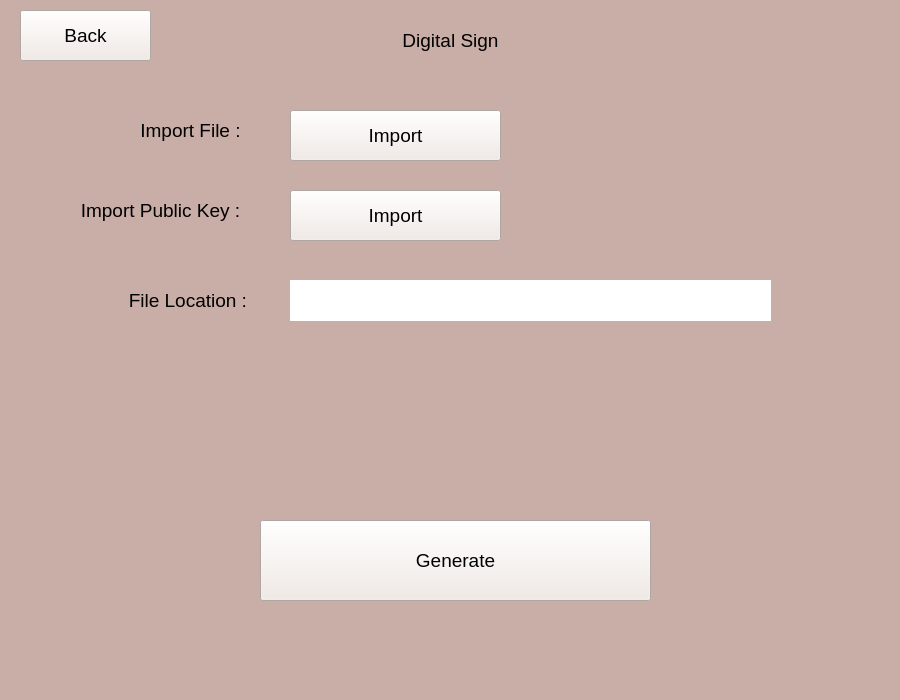
Before: the Qt Designer form ui/digital_sign.ui in bagasjiwanta/digital-signature-desktop-app, drawn with Qt 5.
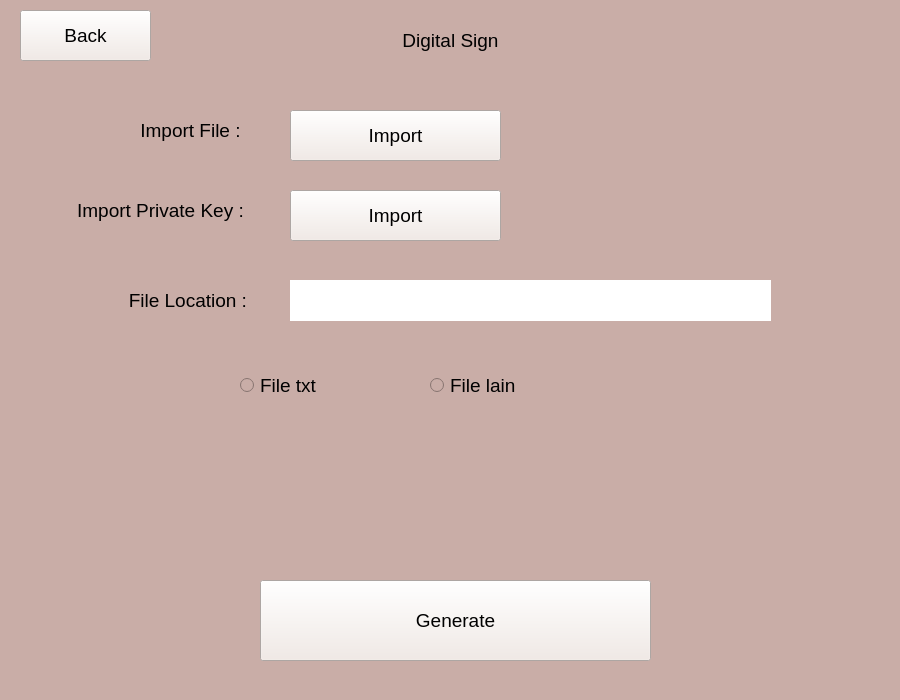
After: the same form once the commit is applied.

Commit message: Ui Ux final integration

The edit to the form file:
```diff
--- a/ui/digital_sign.ui
+++ b/ui/digital_sign.ui
@@ -21,7 +21,7 @@
     <property name="geometry">
      <rect>
       <x>260</x>
-      <y>520</y>
+      <y>580</y>
       <width>391</width>
       <height>81</height>
      </rect>
@@ -112,7 +112,7 @@
     <property name="geometry">
      <rect>
       <x>220</x>
-      <y>420</y>
+      <y>480</y>
       <width>441</width>
       <height>41</height>
      </rect>
@@ -234,7 +234,7 @@
      </font>
     </property>
     <property name="text">
-     <string>Import Public Key :</string>
+     <string>Import Private Key :</string>
     </property>
     <property name="alignment">
      <set>Qt::AlignCenter</set>
@@ -243,6 +243,42 @@
      <bool>true</bool>
     </property>
    </widget>
+   <widget class="QRadioButton" name="radioTxt">
+    <property name="geometry">
+     <rect>
+      <x>240</x>
+      <y>370</y>
+      <width>131</width>
+      <height>31</height>
+     </rect>
+    </property>
+    <property name="font">
+     <font>
+      <pointsize>14</pointsize>
+     </font>
+    </property>
+    <property name="text">
+     <string>File txt</string>
+    </property>
+   </widget>
+   <widget class="QRadioButton" name="radioFile">
+    <property name="geometry">
+     <rect>
+      <x>430</x>
+      <y>370</y>
+      <width>131</width>
+      <height>31</height>
+     </rect>
+    </property>
+    <property name="font">
+     <font>
+      <pointsize>14</pointsize>
+     </font>
+    </property>
+    <property name="text">
+     <string>File lain</string>
+    </property>
+   </widget>
    <zorder>generateSign</zorder>
    <zorder>label</zorder>
    <zorder>label_2</zorder>
```
Left out of the diff: 6 changed lines with no effect on the pictures. The commit also changes 5 other files.
